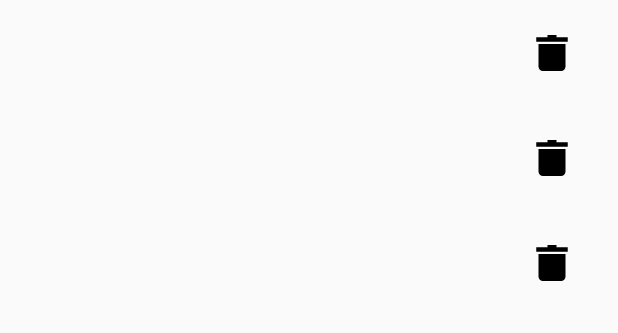
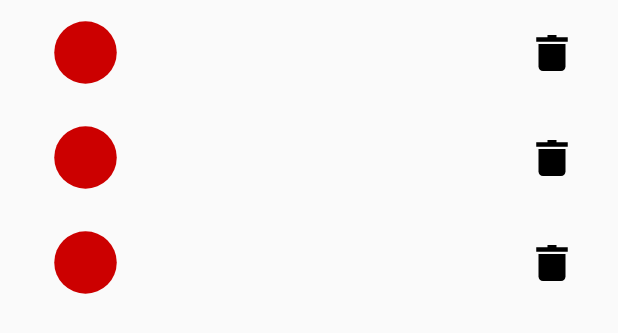
Before and after one commit to Philippeclass/P4_ANDROID_OC, an Android app: the layout fragment_list.xml on its own in the app's theme, with its tools: preview values and no code run, on a phone screen of 412 x 824 dp. Shown: the top 333 px of the screen. Run offline under Robolectric (Android 15) with nearby library versions, the phone set to English and light mode, and no system bars.

```diff
--- a/app/src/main/java/com/philippe/mareu/service/DummyMeetingApiService.java
+++ b/app/src/main/java/com/philippe/mareu/service/DummyMeetingApiService.java
@@ -24,8 +24,6 @@ public class DummyMeetingApiService implements MeetingApiService  {
 
 
 
-
-
         /**
          * {@inheritDoc}
          */
--- a/app/src/main/java/com/philippe/mareu/service/DummyMeetingGenerator.java
+++ b/app/src/main/java/com/philippe/mareu/service/DummyMeetingGenerator.java
@@ -10,7 +10,6 @@ import java.util.List;
 public abstract class DummyMeetingGenerator {
 
     public static List<Meeting> DUMMY_MEETING = Arrays.asList(
-
 
 
     new Meeting(1, "Reunion", Calendar.getInstance().getTime(), "Salle A", "Paech", "Mals","Vlue" ),
--- /dev/null
+++ b/app/src/main/res/drawable/ic_round.xml
@@ -0,0 +1,5 @@
+<vector android:height="24dp" android:tint="#FFFFFF"
+    android:viewportHeight="24.0" android:viewportWidth="24.0"
+    android:width="24dp" xmlns:android="http://schemas.android.com/apk/res/android">
+    <path android:fillColor="#FF000000" android:pathData="M12,12m-10,0a10,10 0,1 1,20 0a10,10 0,1 1,-20 0"/>
+</vector>
--- a/app/src/main/res/layout/fragment_meeting.xml
+++ b/app/src/main/res/layout/fragment_meeting.xml
@@ -16,6 +16,8 @@
         android:layout_marginStart="16dp"
         android:layout_marginTop="10dp"
         android:layout_marginBottom="10dp"
+        android:src="@drawable/ic_round"
+        android:tint="@android:color/holo_red_dark"
         app:layout_constraintBottom_toBottomOf="parent"
         app:layout_constraintStart_toStartOf="parent"
         app:layout_constraintTop_toTopOf="parent" />
```
Also changed, not shown: app/src/main/java/com/philippe/mareu/model/Meeting.java (+12 -1 lines), app/src/main/java/com/philippe/mareu/ui/AddMeetingFragment.java (+16 -3 lines), app/src/main/java/com/philippe/mareu/ui/MainActivity.java (+19 -0 lines), app/src/main/java/com/philippe/mareu/ui/MeetingFragment.java (+5 -3 lines), app/src/main/java/com/philippe/mareu/ui/MeetingRecyclerViewAdapter.java (+2 -14 lines).
